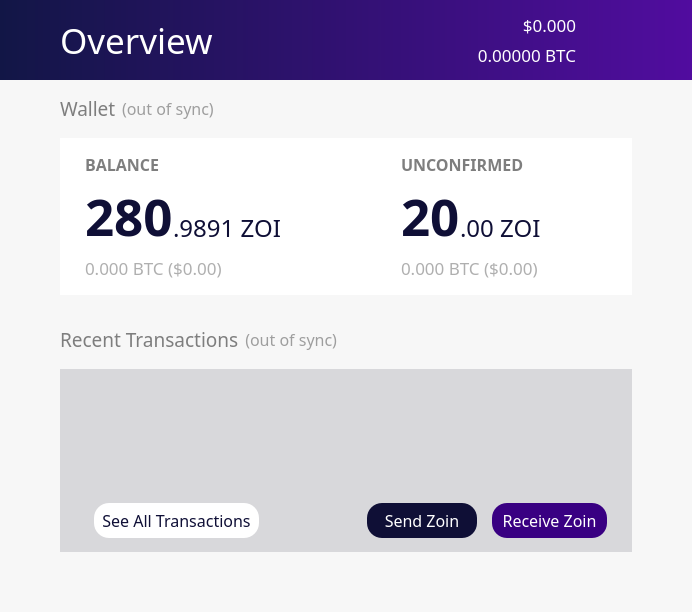
Above: src/qt/forms/overviewpage.ui from noirofficial/noir before the change. Below: the same form after it.
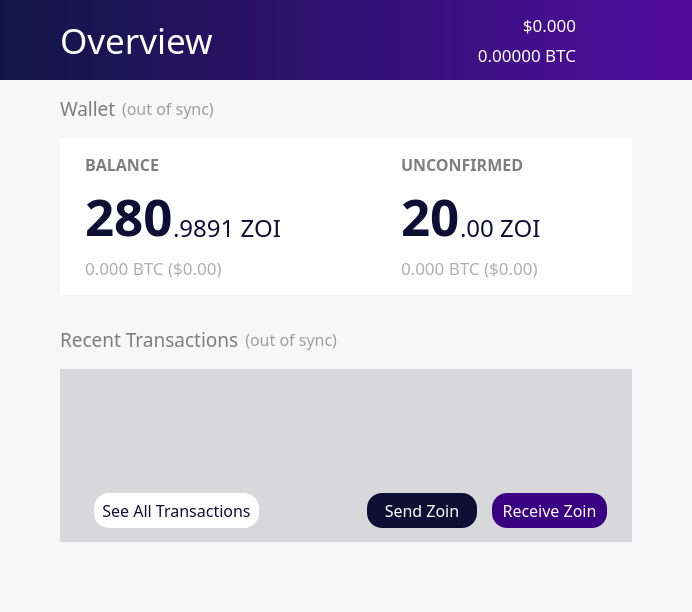
That is the form after the change. Icons and pictures are not drawn.

Commit message: Update tx page to GUI v2

```diff
--- a/src/qt/forms/overviewpage.ui
+++ b/src/qt/forms/overviewpage.ui
@@ -347,6 +347,9 @@
      </property>
      <item>
       <layout class="QVBoxLayout" name="verticalLayout_2" stretch="0,0,0">
+       <property name="spacing">
+        <number>0</number>
+       </property>
        <item>
         <layout class="QHBoxLayout" name="Nav">
          <property name="spacing">
@@ -663,7 +666,7 @@
            <number>60</number>
           </property>
           <property name="bottomMargin">
-           <number>0</number>
+           <number>10</number>
           </property>
           <item>
            <layout class="QHBoxLayout" name="horizontalLayout_4">
```
The commit also changes 7 other files.
